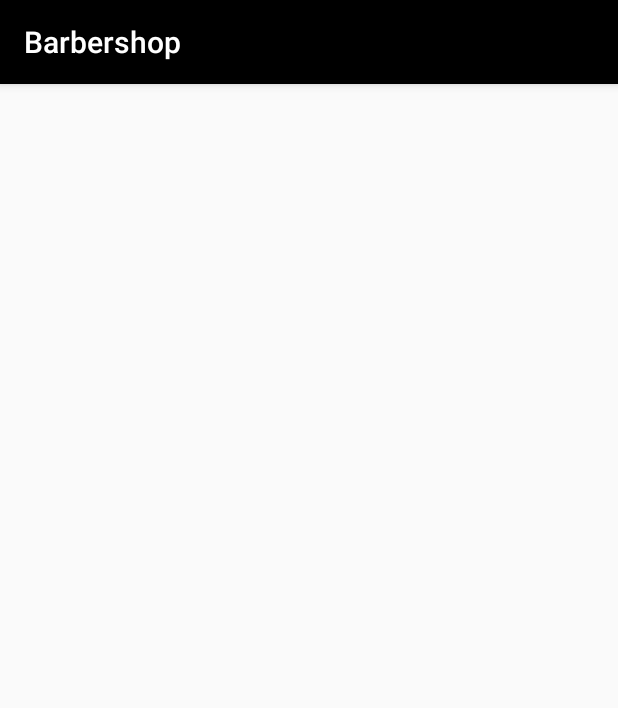
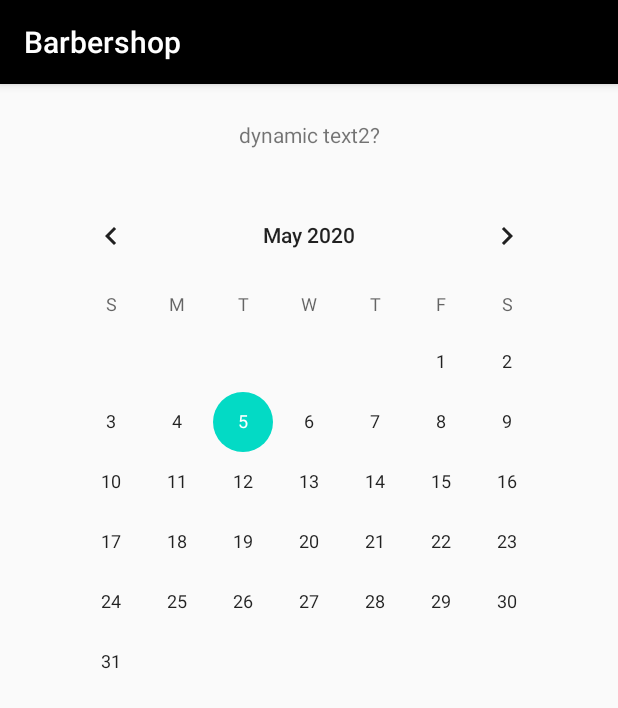
Before and after one commit to Snip-Snap/Android, an Android app: the fragment CalendarFragment shown on its own in the app's theme, on a phone screen of 412 x 824 dp. Shown: the top 708 px of the screen. Run offline under Robolectric (Android 15) with nearby library versions, the phone set to English and light mode, and no system bars.

Commit message:
Have added navigation from fragments to calendarFragment + added calendarFragment.
Unstages commits have to do with broken Apollo mutation generation.

```diff
--- a/app/src/main/java/com/snipsnap/android/barbershop/fragment/CalendarFragment.java
+++ b/app/src/main/java/com/snipsnap/android/barbershop/fragment/CalendarFragment.java
@@ -1,24 +1,57 @@
 package com.snipsnap.android.barbershop.fragment;
 
+import android.icu.util.Calendar;
 import android.os.Bundle;
 
+import androidx.annotation.NonNull;
+import androidx.annotation.Nullable;
 import androidx.fragment.app.Fragment;
 
 import android.view.LayoutInflater;
 import android.view.View;
 import android.view.ViewGroup;
+import android.widget.CalendarView;
+import android.widget.TextView;
+import android.widget.Toast;
 
-import com.snipsnap.android.barbershop.R;
+import com.snipsnap.android.barbershop.databinding.FragmentCalendarBinding;
+
+import org.jetbrains.annotations.NotNull;
 
 public class CalendarFragment extends Fragment {
+    private FragmentCalendarBinding calendarBinding;
+    private CalendarView calendarView;
+    private TextView txtv_barberName;
 
     @Override
-    public View onCreateView(LayoutInflater inflater,
+    public View onCreateView(@NotNull LayoutInflater inflater,
                              ViewGroup container,
                              Bundle savedInstanceState) {
-        // Inflate the layout for this fragment
-        return inflater.inflate(R.layout.fragment_calendar,
-                container,
-                false);
+        calendarBinding = FragmentCalendarBinding.inflate(inflater,
+                container, false);
+        return calendarBinding.getRoot();
+    }
+
+    @Override
+    public void onViewCreated(@NonNull View view,
+                              @Nullable Bundle savedInstanceState) {
+        super.onViewCreated(view, savedInstanceState);
+        calendarView = calendarBinding.calendarview;
+        txtv_barberName = calendarBinding.TXTVBarber;
+        // This is how setText will be dynamic for each barber.
+        // String array corresponding with barberID
+        String bn = "dynamic text2?";
+        txtv_barberName.setText(bn);
+    }
+
+    @Override
+    public void onResume() {
+        super.onResume();
+        calendarView.setOnDateChangeListener((cv, year, month, day ) -> {
+            Toast toast = Toast.makeText(getContext(),
+                    String.valueOf(day),
+                    Toast.LENGTH_SHORT);
+            toast.show();
+        });
     }
 }
--- a/app/src/main/res/layout/fragment_calendar.xml
+++ b/app/src/main/res/layout/fragment_calendar.xml
@@ -1,9 +1,42 @@
 <?xml version="1.0" encoding="utf-8"?>
-<FrameLayout xmlns:android="http://schemas.android.com/apk/res/android"
+<androidx.core.widget.NestedScrollView
+    xmlns:android="http://schemas.android.com/apk/res/android"
+    xmlns:app="http://schemas.android.com/apk/res-auto"
     xmlns:tools="http://schemas.android.com/tools"
+    android:id="@+id/NSV_calendar"
     android:layout_width="match_parent"
     android:layout_height="match_parent"
-    tools:context=".fragment.CalendarFragment"
-    android:id="@+id/frameLayout">
+    android:fillViewport="true"
+    app:layout_constraintBottom_toBottomOf="parent"
+    app:layout_constraintEnd_toEndOf="parent"
+    app:layout_constraintStart_toStartOf="parent"
+    app:layout_constraintTop_toTopOf="parent"
+    tools:context=".fragment.CalendarFragment">
 
-</FrameLayout>
+    <androidx.constraintlayout.widget.ConstraintLayout
+        android:id="@+id/calendar_layout"
+        android:layout_width="match_parent"
+        android:layout_height="wrap_content">
+
+        <TextView
+            android:id="@+id/TXTV_barber"
+            android:layout_width="wrap_content"
+            android:layout_height="wrap_content"
+            android:layout_marginTop="24dp"
+            android:text="@string/barber_name"
+            app:layout_constraintEnd_toEndOf="parent"
+            app:layout_constraintHorizontal_bias="0.5"
+            app:layout_constraintStart_toStartOf="parent"
+            app:layout_constraintTop_toTopOf="parent" />
+
+        <CalendarView
+            android:id="@+id/calendarview"
+            android:layout_width="wrap_content"
+            android:layout_height="wrap_content"
+            android:layout_marginTop="24dp"
+            app:layout_constraintEnd_toEndOf="parent"
+            app:layout_constraintStart_toStartOf="parent"
+            app:layout_constraintTop_toBottomOf="@+id/TXTV_barber" />
+
+    </androidx.constraintlayout.widget.ConstraintLayout>
+</androidx.core.widget.NestedScrollView>
--- a/app/src/main/res/layout/fragment_signup.xml
+++ b/app/src/main/res/layout/fragment_signup.xml
@@ -1,8 +1,9 @@
 <?xml version="1.0" encoding="utf-8"?>
-<androidx.core.widget.NestedScrollView xmlns:android="http://schemas.android.com/apk/res/android"
+<androidx.core.widget.NestedScrollView
+    xmlns:android="http://schemas.android.com/apk/res/android"
     xmlns:app="http://schemas.android.com/apk/res-auto"
     xmlns:tools="http://schemas.android.com/tools"
-    android:id="@+id/nested_scroll_view"
+    android:id="@+id/NSV_signup"
     android:layout_width="match_parent"
     android:layout_height="match_parent"
     android:fillViewport="true"
--- a/app/src/main/res/values/strings.xml
+++ b/app/src/main/res/values/strings.xml
@@ -12,4 +12,5 @@
     <string name="last_name">Last Name</string>
     <string name="register">Register</string>
     <string name="login">Login</string>
+    <string name="barber_name">Barber Name</string>
 </resources>
```
Also changed, not shown: app/src/main/java/com/snipsnap/android/barbershop/fragment/LoginFragment.java (+8 -0 lines), app/src/main/java/com/snipsnap/android/barbershop/fragment/MainFragment.java (+4 -6 lines), app/src/main/res/layout/fragment_login.xml (+9 -7 lines), app/src/main/res/navigation/nav_graph.xml (+10 -4 lines).
